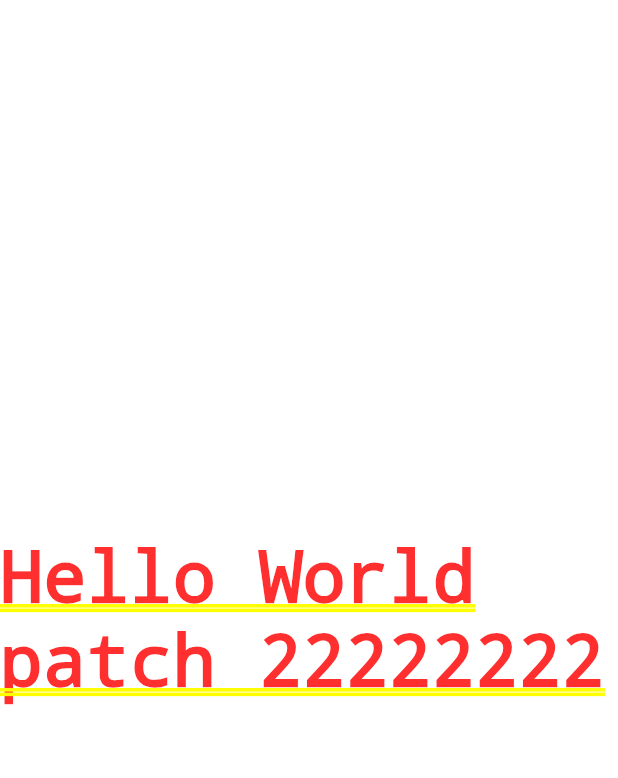
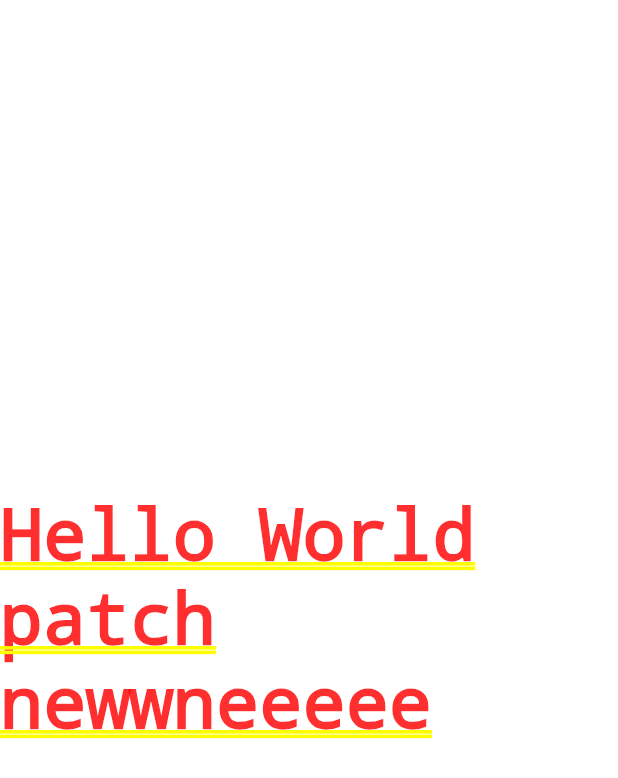
Before and after one commit to bingningO/flutter-shorebird-test, a Flutter app: the screen it shows after launch, on a phone screen of 412 x 824 dp. Shown: the top 778 px of the screen. Run offline on Flutter 3.47's test engine with Material 3 defaults, Android fonts, the phone set to English and light mode, and no system bars; missing offline and left inert: shorebird_code_push.

Commit message:
neew new new patch

```diff
--- a/lib/main.dart
+++ b/lib/main.dart
@@ -25,7 +25,7 @@ class MainApp extends StatelessWidget {
         useMaterial3: true,
       ),
       home: Center(
-       child: Text("Hello World patch 22222222"),
+       child: Text("Hello World patch newwneeeee"),
       )
     );
   }
```
